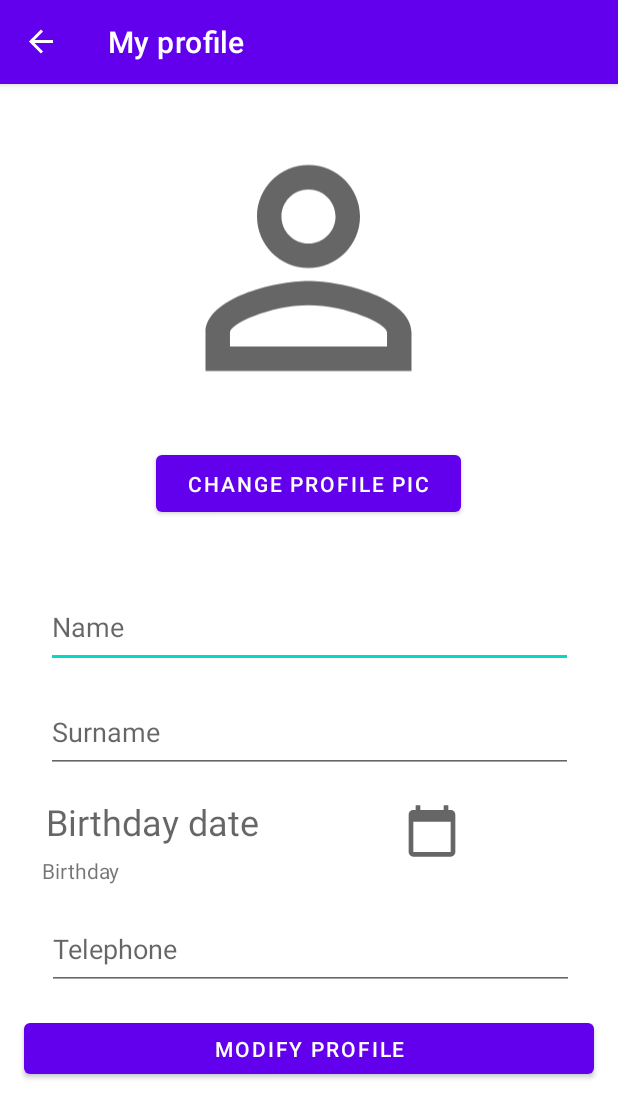
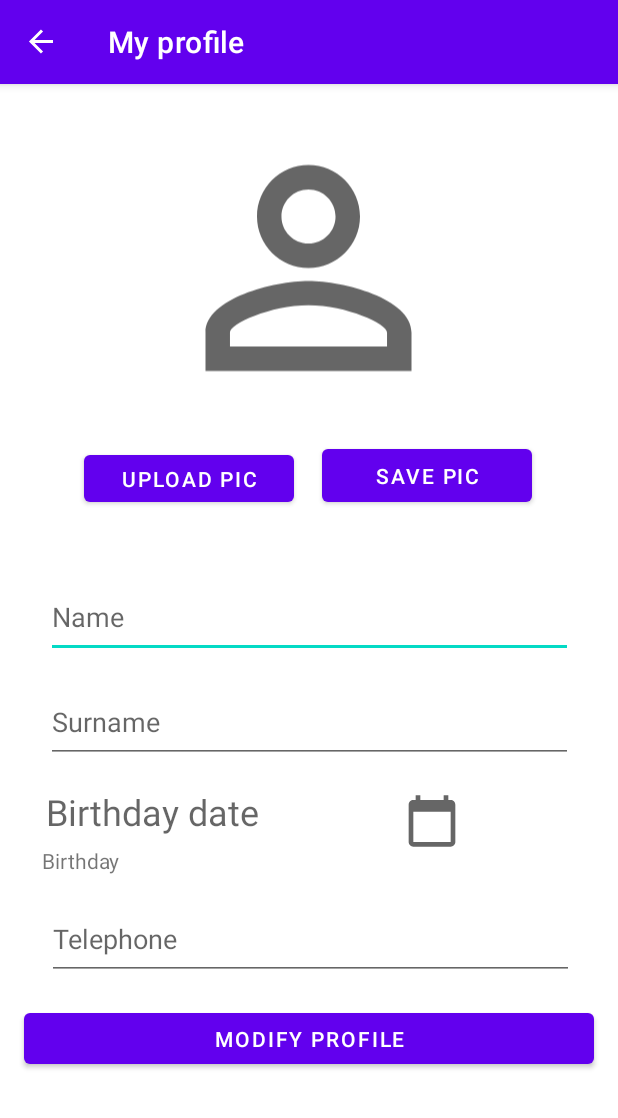
Before and after one commit to gianluca-pepe/eatwithme, an Android app: the MyProfileFragment screen opened through its navigation route, in the side drawer, after a tap on "Il mio profilo", on a phone screen of 412 x 824 dp. Shown: the top 1118 px of the screen. Run offline under Robolectric (Android 15) with nearby library versions, the phone set to English and light mode, and no system bars; our stand-ins replace Firebase (no records; nobody signed in at launch, a user with empty details on screens opened directly), navigation-ui; pictures from the network do not load.

Commit message:
User profile: upload and retrieve profile pic

```diff
--- a/app/src/main/java/com/brugia/eatwithme/myprofile/MyProfileFragment.kt
+++ b/app/src/main/java/com/brugia/eatwithme/myprofile/MyProfileFragment.kt
@@ -1,7 +1,20 @@
+/*
+*  For image upload details see: https://adorahack.com/upload-gallery-image-to-firebase-from-android-app-kotlin
+   To display image https://firebase.google.com/docs/storage/android/download-files?authuser=0#downloading_images_with_firebaseui (error)
+   *see this: https://medium.com/@egemenhamutcu/displaying-images-from-firebase-storage-using-glide-for-kotlin-projects-3e4950f6c103
+ */
+
+
 package com.brugia.eatwithme
 
 import android.R.string
+import android.app.Activity
+import android.content.ContentResolver
+import android.content.Intent
+import android.net.Uri
 import android.os.Bundle
+import android.provider.MediaStore
+
 import android.view.LayoutInflater
 import android.view.View
 import android.view.ViewGroup
@@ -12,12 +25,33 @@ import android.widget.Toast
 import androidx.fragment.app.Fragment
 import com.brugia.eatwithme.datetimepickers.DatePickerFragment
 import com.brugia.eatwithme.myprofile.MyProfileViewModel
+
+import com.google.android.gms.tasks.Continuation
+import com.google.android.gms.tasks.Task
 import com.google.android.material.textfield.TextInputEditText
+import com.google.firebase.auth.FirebaseAuth
+import com.google.firebase.firestore.ktx.firestore
+import com.google.firebase.ktx.Firebase
+import com.google.firebase.storage.FirebaseStorage
+import com.google.firebase.storage.StorageReference
+import com.google.firebase.storage.UploadTask
+import com.google.firebase.storage.ktx.storage
+import java.io.IOException
 import java.text.SimpleDateFormat
 import java.util.*
 
 
 class MyProfileFragment : Fragment() {
+
+
+    private val PICK_IMAGE_REQUEST = 71
+    private var filePath: Uri? = null
+    private var firebaseStore: FirebaseStorage? = null
+    private var storageReference: StorageReference? = null
+
+    //private val storage = Firebase.storage
+    private val db = Firebase.firestore
+    private val personID: String =  FirebaseAuth.getInstance().currentUser?.uid.toString()
 
     private val calendar: Calendar = Calendar.getInstance()
     private val personViewModel: MyProfileViewModel = MyProfileViewModel()
@@ -29,6 +63,9 @@ class MyProfileFragment : Fragment() {
     private lateinit var pers_telephone: TextInputEditText
     private lateinit var pers_email: TextInputEditText
     private lateinit var modifyProfile: Button
+    private lateinit var btn_choose_image: Button
+    private lateinit var btn_upload_image: Button
+    private lateinit var img_userpic: ImageView
 
     private val datePicker = DatePickerFragment(::onDateSet)
 
@@ -44,19 +81,42 @@ class MyProfileFragment : Fragment() {
         //pers_email = view.findViewById(R.id.input_user_mail)
         pers_telephone = view.findViewById(R.id.input_user_telephone)
         modifyProfile = view.findViewById(R.id.btn_modify_profile)
+        btn_choose_image = view.findViewById(R.id.btn_choose_image)
+        btn_upload_image = view.findViewById(R.id.btn_upload_image)
+        img_userpic = view.findViewById(R.id.img_userpic)
 
         personViewModel.checkPersonData()//check if person data are loaded and load them
 
+
+        // Reference to an image file in Cloud Storage
+        var imageref = Firebase.storage.reference.child("profile-pic/$personID")
         //Fill variables from DB
         personViewModel.myprofileLiveData.observe(viewLifecycleOwner, {
             pers_name.setText(it.name)
             pers_surname.setText(it.surname)
             pers_birthday.text = it.birthday?.toString() ?: ""
             pers_telephone.setText(it.telephone)
+            if(it.profile_pic != null){
+
+                //val storage = FirebaseStorage.getInstance()
+                // Create a reference to a file from a Google Cloud Storage URI
+                //val gsReference = storage.getReferenceFromUrl("gs://bucket/images/stars.jpg")
+                GlideApp.with(this)
+                        .load(imageref)
+                        .into(img_userpic)
+
+            }
         })
 
         pers_birthday_calendar.setOnClickListener { this.showDatePickerDialog() }
         modifyProfile.setOnClickListener { this.modifyProfile() }
+
+        firebaseStore = FirebaseStorage.getInstance()
+        storageReference = FirebaseStorage.getInstance().reference
+
+        btn_choose_image.setOnClickListener { launchGallery() }
+        btn_upload_image.setOnClickListener { uploadImage() }
+
 
         return view
     }
@@ -116,4 +176,66 @@ class MyProfileFragment : Fragment() {
         pers_birthday.setText(dateString)
 
     }
+
+    private fun launchGallery() {
+        val intent = Intent()
+        intent.type = "image/*"
+        intent.action = Intent.ACTION_GET_CONTENT
+        startActivityForResult(Intent.createChooser(intent, "Select Picture"), PICK_IMAGE_REQUEST)
+    }
+
+    private fun uploadImage(){
+        if(filePath != null){
+            //val ref = storageReference?.child("profile-pic/" + UUID.randomUUID().toString())
+            val ref = storageReference?.child("profile-pic/$personID")
+            val uploadTask = ref?.putFile(filePath!!)
+
+            val urlTask = uploadTask?.continueWithTask(Continuation<UploadTask.TaskSnapshot, Task<Uri>> { task ->
+                if (!task.isSuccessful) {
+                    task.exception?.let {
+                        throw it
+                    }
+                }
+                return@Continuation ref.downloadUrl
+            })?.addOnCompleteListener { task ->
+                if (task.isSuccessful) {
+                    val downloadUri = task.result
+
+                    // Add image record to db
+                    personViewModel.updatePersonPic(downloadUri.toString())
+
+                    Toast.makeText(context, "Profile pic was successfully modified", Toast.LENGTH_SHORT).show()
+
+                } else {
+                    // Handle failures
+                }
+            }?.addOnFailureListener{
+
+            }
+        }else{
+            Toast.makeText(context, "Please Upload an Image", Toast.LENGTH_SHORT).show()
+        }
+    }
+
+    override fun onActivityResult(requestCode: Int, resultCode: Int, data: Intent?) {
+        super.onActivityResult(requestCode, resultCode, data)
+        if (requestCode == PICK_IMAGE_REQUEST && resultCode == Activity.RESULT_OK) {
+            if(data == null || data.data == null){
+                return
+            }
+
+            filePath = data.data
+            try {
+                //println(filePath)
+                val bitmap = MediaStore.Images.Media.getBitmap(context?.contentResolver, filePath)
+                //println(bitmap)
+                img_userpic.setImageBitmap(bitmap)
+
+            } catch (e: IOException) {
+                e.printStackTrace()
+            }
+        }
+    }
+
+
 }
--- a/app/src/main/res/layout/fragment_my_profile.xml
+++ b/app/src/main/res/layout/fragment_my_profile.xml
@@ -17,7 +17,7 @@
         android:hint="Name"
         app:layout_constraintEnd_toEndOf="parent"
         app:layout_constraintStart_toStartOf="parent"
-        app:layout_constraintTop_toBottomOf="@+id/button3" />
+        app:layout_constraintTop_toBottomOf="@+id/btn_upload_image" />
 
     <com.google.android.material.textfield.TextInputEditText
         android:id="@+id/input_user_surname"
@@ -70,7 +70,7 @@
         app:layout_constraintTop_toBottomOf="@+id/textView" />
 
     <ImageView
-        android:id="@+id/imageView10"
+        android:id="@+id/img_userpic"
         android:layout_width="206dp"
         android:layout_height="213dp"
         android:layout_marginTop="16dp"
@@ -81,15 +81,15 @@
         app:layout_constraintTop_toTopOf="parent" />
 
     <Button
-        android:id="@+id/button3"
-        android:layout_width="203dp"
-        android:layout_height="50dp"
-        android:layout_marginTop="12dp"
-        android:text="Change Profile pic"
+        android:id="@+id/btn_upload_image"
+        android:layout_width="140dp"
+        android:layout_height="47dp"
+        android:layout_marginTop="8dp"
+        android:text="Save pic"
         app:layout_constraintEnd_toEndOf="parent"
-        app:layout_constraintHorizontal_bias="0.497"
-        app:layout_constraintStart_toStartOf="parent"
-        app:layout_constraintTop_toBottomOf="@+id/imageView10" />
+        app:layout_constraintHorizontal_bias="0.242"
+        app:layout_constraintStart_toEndOf="@+id/btn_choose_image"
+        app:layout_constraintTop_toBottomOf="@+id/img_userpic" />
 
     <Button
         android:id="@+id/btn_modify_profile"
@@ -124,4 +124,14 @@
         android:text="Birthday"
         app:layout_constraintStart_toStartOf="parent"
         app:layout_constraintTop_toBottomOf="@+id/input_user_birthday" />
+
+    <Button
+        android:id="@+id/btn_choose_image"
+        android:layout_width="140dp"
+        android:layout_height="43dp"
+        android:layout_marginStart="56dp"
+        android:layout_marginTop="12dp"
+        android:text="Upload pic"
+        app:layout_constraintStart_toStartOf="parent"
+        app:layout_constraintTop_toBottomOf="@+id/img_userpic" />
 </androidx.constraintlayout.widget.ConstraintLayout>
--- a/build.gradle
+++ b/build.gradle
@@ -2,6 +2,8 @@
 buildscript {
     ext.kotlin_version = "1.4.20"
     repositories {
+        mavenCentral()
+        maven { url 'https://maven.google.com' }
         google()
         jcenter()
     }
@@ -12,10 +14,13 @@ buildscript {
         // NOTE: Do not place your application dependencies here; they belong
         // in the individual module build.gradle files
     }
+
 }
 
 allprojects {
     repositories {
+        mavenCentral()
+        maven { url 'https://maven.google.com' }
         google()
         jcenter()
     }
```
Also changed, not shown: app/build.gradle (+14 -0 lines), app/src/main/java/com/brugia/eatwithme/MyAppGlideModule.java (added, +23 -0 lines), app/src/main/java/com/brugia/eatwithme/myprofile/MyProfileViewModel.kt (+33 -4 lines).
